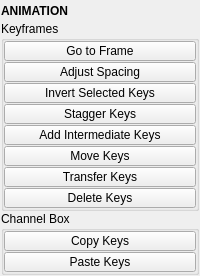
Old version of the form tentacle/ui/animation.ui in the repository m3trik/tentacle.
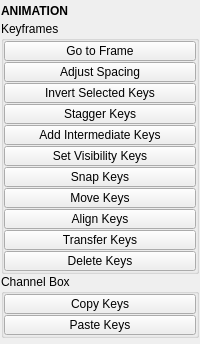
New version of the form. Custom widgets are drawn as their Qt base class.

What changed in the file:
```diff
--- a/tentacle/ui/animation.ui
+++ b/tentacle/ui/animation.ui
@@ -10,7 +10,7 @@
     <x>0</x>
     <y>0</y>
     <width>200</width>
-    <height>262</height>
+    <height>344</height>
    </rect>
   </property>
   <property name="tabShape">
@@ -218,6 +218,56 @@
            </property>
           </widget>
          </item>
+         <item>
+          <widget class="PushButton" name="tb008">
+           <property name="minimumSize">
+            <size>
+             <width>0</width>
+             <height>20</height>
+            </size>
+           </property>
+           <property name="maximumSize">
+            <size>
+             <width>16777215</width>
+             <height>20</height>
+            </size>
+           </property>
+           <property name="toolTip">
+            <string>Set Visibility Keys</string>
+           </property>
+           <property name="text">
+            <string>Set Visibility Keys</string>
+           </property>
+           <property name="checkable">
+            <bool>false</bool>
+           </property>
+          </widget>
+         </item>
+         <item>
+          <widget class="PushButton" name="tb009">
+           <property name="minimumSize">
+            <size>
+             <width>0</width>
+             <height>20</height>
+            </size>
+           </property>
+           <property name="maximumSize">
+            <size>
+             <width>16777215</width>
+             <height>20</height>
+            </size>
+           </property>
+           <property name="toolTip">
+            <string>Snaps keyframes with decimal time values to whole frame numbers.</string>
+           </property>
+           <property name="text">
+            <string>Snap Keys</string>
+           </property>
+           <property name="checkable">
+            <bool>false</bool>
+           </property>
+          </widget>
+         </item>
          <item>
           <widget class="PushButton" name="tb006">
            <property name="minimumSize">
@@ -243,6 +293,31 @@
            </property>
           </widget>
          </item>
+         <item>
+          <widget class="PushButton" name="tb007">
+           <property name="minimumSize">
+            <size>
+             <width>0</width>
+             <height>20</height>
+            </size>
+           </property>
+           <property name="maximumSize">
+            <size>
+             <width>16777215</width>
+             <height>20</height>
+            </size>
+           </property>
+           <property name="toolTip">
+            <string>&lt;html&gt;&lt;head/&gt;&lt;body&gt;&lt;pre style=&quot; margin-top:0px; margin-bottom:0px; margin-left:0px; margin-right:0px; -qt-block-indent:0; text-indent:0px; line-height:24px; background-color:#272822;&quot;&gt;&lt;span style=&quot; font-family:'Consolas,Courier New,monospace'; font-size:18px; color:#e6db74;&quot;&gt;Aligns the starting keyframes of selected keyframes in the graph editor across multiple objects.&lt;/span&gt;&lt;/pre&gt;&lt;p&gt;&lt;br/&gt;&lt;/p&gt;&lt;p&gt;&lt;span style=&quot; font-family:'Consolas,Courier New,monospace'; font-size:18px; color:#e6db74;&quot;&gt;Aligns the starting keyframes of selected keyframes in the graph editor across multiple objects.&lt;/span&gt;&lt;/p&gt;&lt;p&gt;&lt;span style=&quot; font-family:'Consolas,Courier New,monospace'; font-size:18px; color:#f8f8f2;&quot;&gt;&lt;br/&gt;&lt;/span&gt;&lt;span style=&quot; font-family:'Consolas,Courier New,monospace'; font-size:18px; color:#e6db74;&quot;&gt;This method finds the earliest (or latest) selected keyframe across all objects and shifts&lt;/span&gt;&lt;/p&gt;&lt;pre style=&quot; margin-top:0px; margin-bottom:0px; margin-left:0px; margin-right:0px; -qt-block-indent:0; text-indent:0px;&quot;&gt;&lt;span style=&quot; font-family:'Consolas,Courier New,monospace'; font-size:18px; color:#e6db74;&quot;&gt;each object's selected keyframes so they start at the same frame. Only processes selected&lt;/span&gt;&lt;/pre&gt;&lt;pre style=&quot; margin-top:0px; margin-bottom:0px; margin-left:0px; margin-right:0px; -qt-block-indent:0; text-indent:0px;&quot;&gt;&lt;span style=&quot; font-family:'Consolas,Courier New,monospace'; font-size:18px; color:#e6db74;&quot;&gt;keyframes from the graph editor.&lt;/span&gt;&lt;/pre&gt;&lt;/body&gt;&lt;/html&gt;</string>
+           </property>
+           <property name="text">
+            <string>Align Keys</string>
+           </property>
+           <property name="checkable">
+            <bool>false</bool>
+           </property>
+          </widget>
+         </item>
          <item>
           <widget class="PushButton" name="tb004">
            <property name="minimumSize">
```
Left out of the diff: 2 changed lines with no effect on the pictures.
